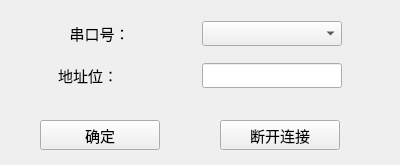
The window that FormSettingDialog.ui (biaosong/TaoGe) describes before a commit, drawn with Qt 5.
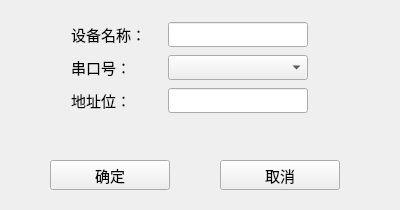
The same window after the commit.

```diff
--- a/FormSettingDialog.ui
+++ b/FormSettingDialog.ui
@@ -7,7 +7,7 @@
     <x>0</x>
     <y>0</y>
     <width>400</width>
-    <height>165</height>
+    <height>210</height>
    </rect>
   </property>
   <property name="font">
@@ -23,12 +23,60 @@
    <property name="geometry">
     <rect>
      <x>10</x>
-     <y>10</y>
+     <y>0</y>
      <width>381</width>
-     <height>91</height>
+     <height>141</height>
+    </rect>
+   </property>
+   <widget class="QWidget" name="">
+    <property name="geometry">
+     <rect>
+      <x>60</x>
+      <y>20</y>
+      <width>240</width>
+      <height>95</height>
     </rect>
    </property>
    <layout class="QVBoxLayout" name="verticalLayout">
+     <item>
+      <layout class="QHBoxLayout" name="horizontalLayout_2">
+       <item>
+        <widget class="QLabel" name="label_8">
+         <property name="minimumSize">
+          <size>
+           <width>90</width>
+           <height>25</height>
+          </size>
+         </property>
+         <property name="maximumSize">
+          <size>
+           <width>90</width>
+           <height>25</height>
+          </size>
+         </property>
+         <property name="text">
+          <string>设备名称：</string>
+         </property>
+        </widget>
+       </item>
+       <item>
+        <widget class="QLineEdit" name="lineEdit_DeviceName">
+         <property name="minimumSize">
+          <size>
+           <width>140</width>
+           <height>25</height>
+          </size>
+         </property>
+         <property name="maximumSize">
+          <size>
+           <width>140</width>
+           <height>25</height>
+          </size>
+         </property>
+        </widget>
+       </item>
+      </layout>
+     </item>
     <item>
      <layout class="QHBoxLayout" name="horizontalLayout">
       <item>
@@ -46,7 +94,7 @@
          </size>
         </property>
         <property name="text">
-         <string>   串口号：</string>
+          <string>串口号：</string>
         </property>
        </widget>
       </item>
@@ -69,7 +117,7 @@
      </layout>
     </item>
     <item>
-     <layout class="QHBoxLayout" name="horizontalLayout_7">
+      <layout class="QHBoxLayout" name="horizontalLayout_3">
       <item>
        <widget class="QLabel" name="label_7">
         <property name="minimumSize">
@@ -109,11 +157,12 @@
     </item>
    </layout>
   </widget>
+  </widget>
   <widget class="QPushButton" name="btn_confirm">
    <property name="geometry">
     <rect>
-     <x>40</x>
-     <y>120</y>
+     <x>50</x>
+     <y>160</y>
      <width>120</width>
      <height>30</height>
     </rect>
@@ -134,11 +183,11 @@
     <string>确定</string>
    </property>
   </widget>
-  <widget class="QPushButton" name="btn_disconnect">
+  <widget class="QPushButton" name="btn_cancel">
    <property name="geometry">
     <rect>
      <x>220</x>
-     <y>120</y>
+     <y>160</y>
      <width>120</width>
      <height>30</height>
     </rect>
@@ -156,7 +205,7 @@
     </size>
    </property>
    <property name="text">
-    <string>断开连接</string>
+    <string>取消</string>
    </property>
   </widget>
  </widget>
```
Lines whose indentation alone changed are shown as unchanged.
